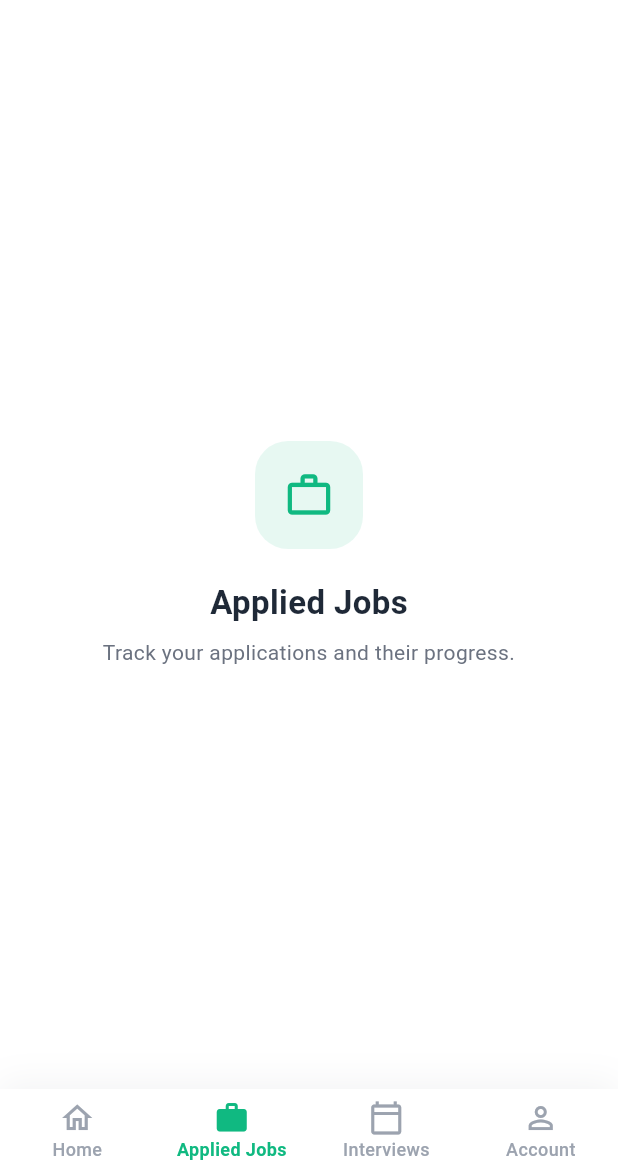
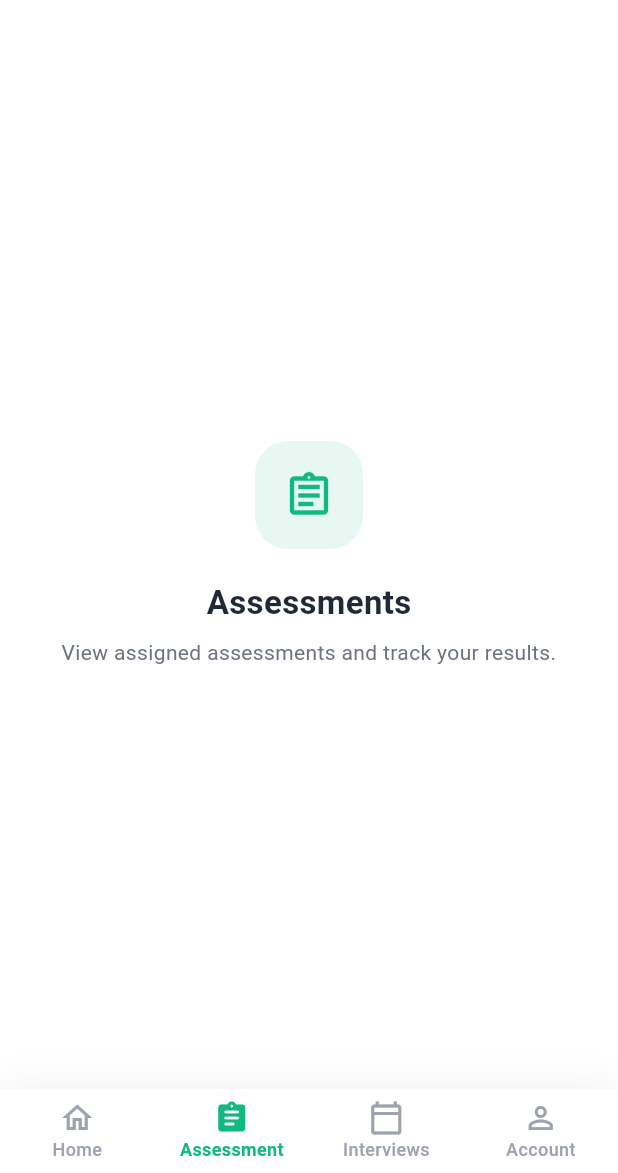
Before and after one commit to Chamiya09/Skill-Hub-Mobile-App, a Flutter app: the CandidateMainScaffold screen opened directly with empty values, item 2 of the bottom bar chosen, on a phone screen of 412 x 824 dp, the part 63-1236 px from its top. Run offline on Flutter 3.47's test engine with Material 3 defaults, Android fonts, the phone set to English and light mode, and no system bars; our stand-ins replace flutter_secure_storage, web; accounts and stored records are empty; network calls fail.

Commit message:
feat: Replace Applied Jobs screen with Assessments screen in candidate main scaffold

```diff
--- a/lib/screens/candidate/candidate_main_scaffold.dart
+++ b/lib/screens/candidate/candidate_main_scaffold.dart
@@ -58,7 +58,7 @@ class _CandidateMainScaffoldState extends State<CandidateMainScaffold> {
   Widget build(BuildContext context) {
     final screens = <Widget>[
       const HomeScreen(),
-      const AppliedJobsScreen(),
+      const AssessmentsScreen(),
       const InterviewsScreen(),
       AccountScreen(user: widget.user, onLogout: widget.onLogout),
     ];
@@ -150,9 +150,9 @@ class _CandidateMainScaffoldState extends State<CandidateMainScaffold> {
                 label: 'Home',
               ),
               BottomNavigationBarItem(
-                icon: Icon(Icons.work_outline),
-                activeIcon: Icon(Icons.work_rounded),
-                label: 'Applied Jobs',
+                icon: Icon(Icons.assignment_outlined),
+                activeIcon: Icon(Icons.assignment_rounded),
+                label: 'Assessment',
               ),
               BottomNavigationBarItem(
                 icon: Icon(Icons.calendar_today_outlined),
@@ -172,15 +172,15 @@ class _CandidateMainScaffoldState extends State<CandidateMainScaffold> {
   }
 }
 
-class AppliedJobsScreen extends StatelessWidget {
-  const AppliedJobsScreen({super.key});
+class AssessmentsScreen extends StatelessWidget {
+  const AssessmentsScreen({super.key});
 
   @override
   Widget build(BuildContext context) {
     return const _PlaceholderScreen(
-      icon: Icons.work_outline,
-      title: 'Applied Jobs',
-      description: 'Track your applications and their progress.',
+      icon: Icons.assignment_outlined,
+      title: 'Assessments',
+      description: 'View assigned assessments and track your results.',
     );
   }
 }
```
